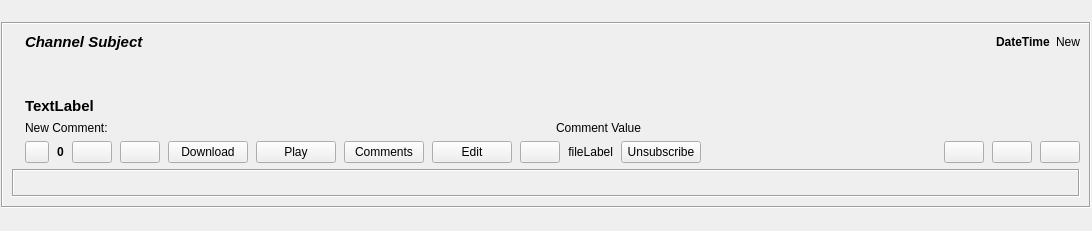
Qt form retroshare-gui/src/gui/feeds/GxsChannelPostItem.ui (RetroShare/RetroShare) before a commit.
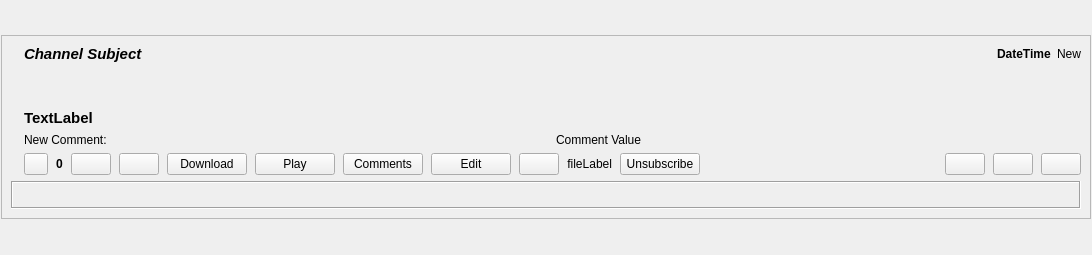
The same form after that commit. Custom widgets are drawn as their Qt base class.

Commit message: Fixed frames to get styles on system style

The edit to the form file:
```diff
--- a/retroshare-gui/src/gui/feeds/GxsChannelPostItem.ui
+++ b/retroshare-gui/src/gui/feeds/GxsChannelPostItem.ui
@@ -7,7 +7,7 @@
     <x>0</x>
     <y>0</y>
     <width>1092</width>
-    <height>231</height>
+    <height>255</height>
    </rect>
   </property>
   <layout class="QGridLayout" name="GxsChannelPostItem_GL">
@@ -41,10 +41,10 @@
       <bool>true</bool>
      </property>
      <property name="frameShape">
-      <enum>QFrame::Box</enum>
+      <enum>QFrame::StyledPanel</enum>
      </property>
      <property name="frameShadow">
-      <enum>QFrame::Sunken</enum>
+      <enum>QFrame::Raised</enum>
      </property>
      <layout class="QVBoxLayout" name="feedFrame_VL">
       <item>
```
The commit also changes 12 other files.
